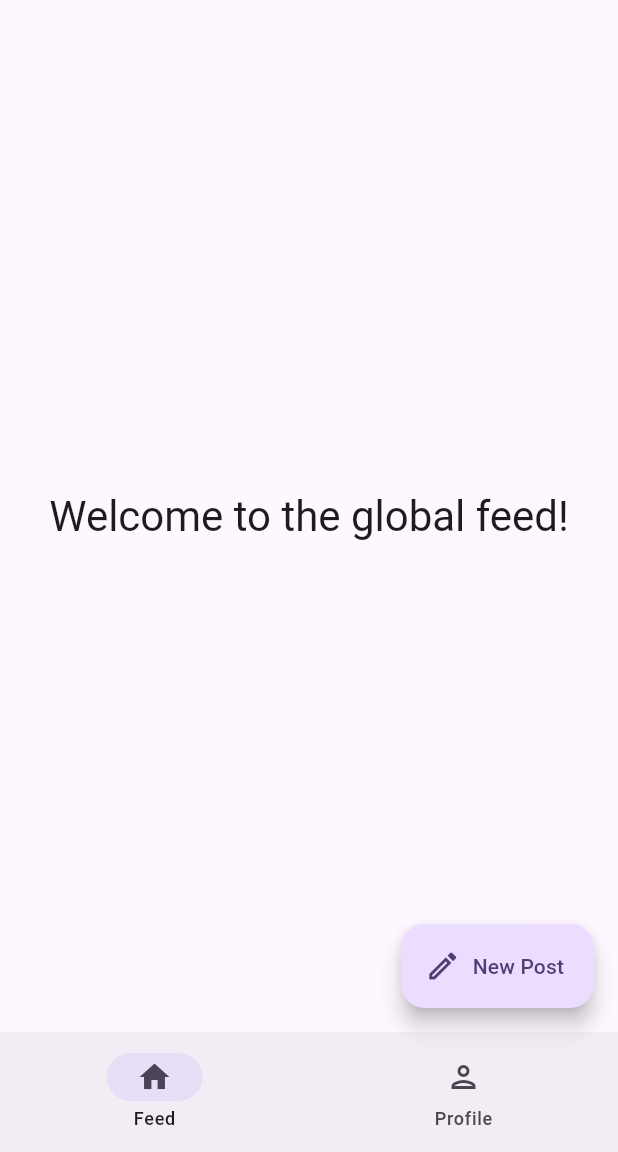
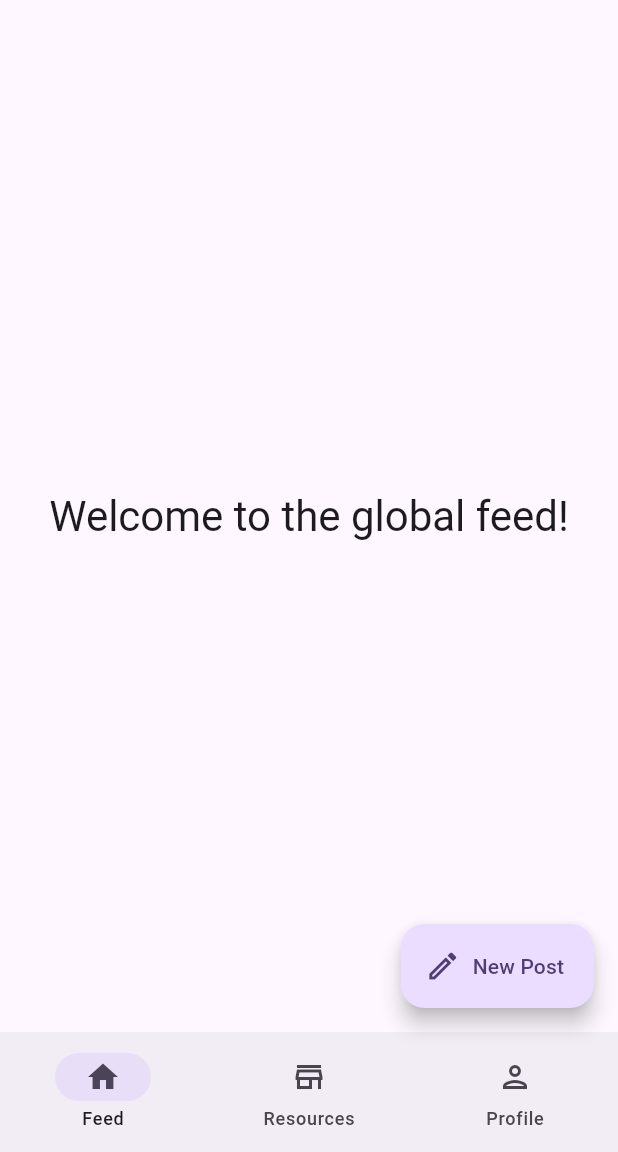
Before and after one commit to noAudio/pawfiki, a Flutter app: the screen it shows after launch, on a phone screen of 412 x 824 dp, the part 84-1236 px from its top. Run offline on Flutter 3.47's test engine with Material 3 defaults, Android fonts, the phone set to English and light mode, and no system bars; our stand-ins replace flutter_redux, redux.

Commit message:
Refactor
- Move Fab to separate component file
- Add Resources to bottom nav

```diff
--- a/lib/screens/home.dart
+++ b/lib/screens/home.dart
@@ -1,9 +1,10 @@
 import 'package:flutter/material.dart';
 import 'package:flutter_redux/flutter_redux.dart';
 import 'package:pawfiki/actions/change_bottom_nav_index_action.dart';
+import 'package:pawfiki/components/custom_fab.dart';
 import 'package:pawfiki/models/app_state.dart';
 import 'package:pawfiki/screens/general_feed.dart';
-import 'package:pawfiki/screens/new_post.dart';
+import 'package:pawfiki/screens/resources.dart';
 import 'package:pawfiki/screens/user_profile.dart';
 
 class MyHomePage extends StatelessWidget {
@@ -28,24 +29,11 @@ class MyHomePage extends StatelessWidget {
             ),
           ),
           floatingActionButton:
-              state.bottomNavigationBarIndex == 0
-                  ? FloatingActionButton.extended(
-                    onPressed: () {
-                      showModalBottomSheet(
-                        context: context,
-                        builder: (context) {
-                          return const NewPost();
-                        },
-                      );
-                    },
-                    label: const Text('New Post'),
-                    icon: Icon(Icons.edit_outlined),
-                  )
-                  : null,
+              state.bottomNavigationBarIndex == 0 ? const CustomFab() : null,
           body:
               <Widget>[
                 const GeneralFeed(),
-                // const NewPost(),
+                const Resources(),
                 const UserProfile(),
               ][state.bottomNavigationBarIndex],
           bottomNavigationBar: NavigationBar(
@@ -59,7 +47,11 @@ class MyHomePage extends StatelessWidget {
                 icon: Icon(Icons.home_outlined),
                 label: "Feed",
               ),
-              // NavigationDestination(icon: Icon(Icons.add), label: "New Post"),
+              NavigationDestination(
+                selectedIcon: Icon(Icons.store),
+                icon: Icon(Icons.store_outlined),
+                label: "Resources",
+              ),
               NavigationDestination(
                 selectedIcon: Icon(Icons.person),
                 icon: Icon(Icons.person_outlined),
```
